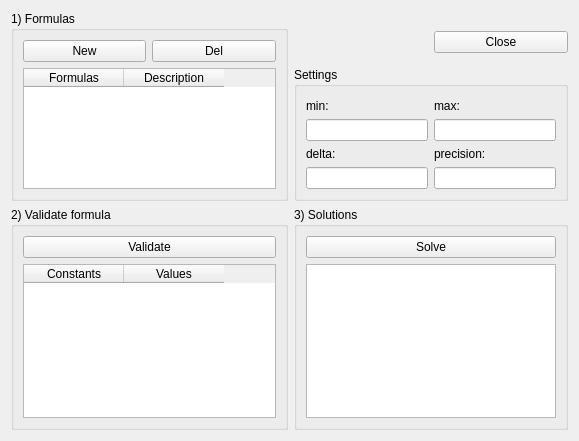
The window that gui/formulas_gui.ui (joaodeus/mathgraphica) describes before a commit, drawn with Qt 5.
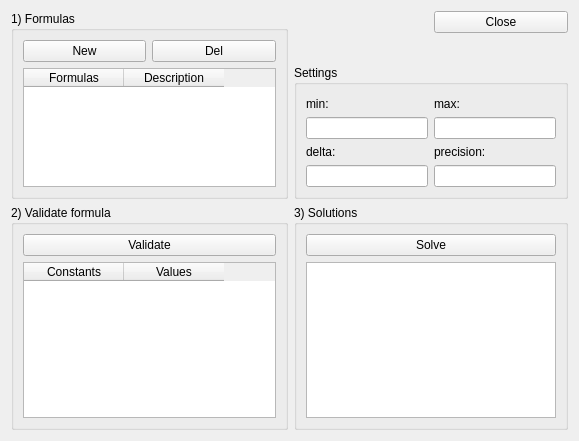
The same window after the commit. Icons and pictures are not drawn.

Diff of the .ui file:
```diff
--- a/gui/formulas_gui.ui
+++ b/gui/formulas_gui.ui
@@ -189,7 +189,7 @@
      </property>
     </spacer>
    </item>
-   <item row="1" column="2">
+   <item row="0" column="2">
     <widget class="QPushButton" name="pushButton_close">
      <property name="text">
       <string>Close</string>
```
